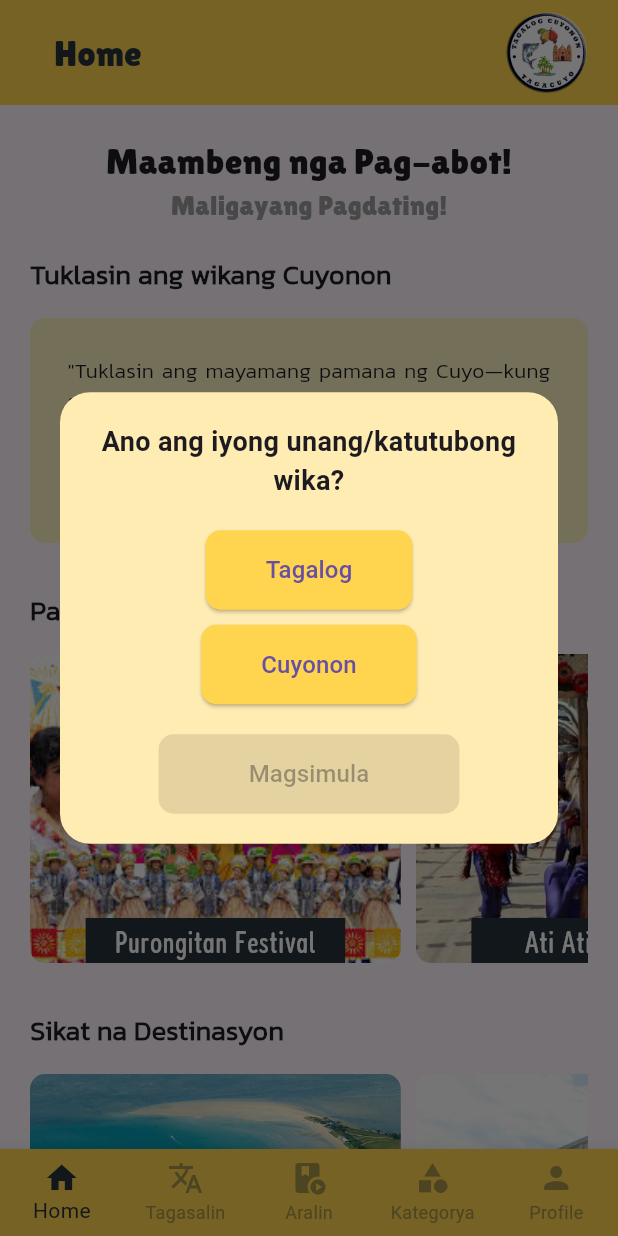
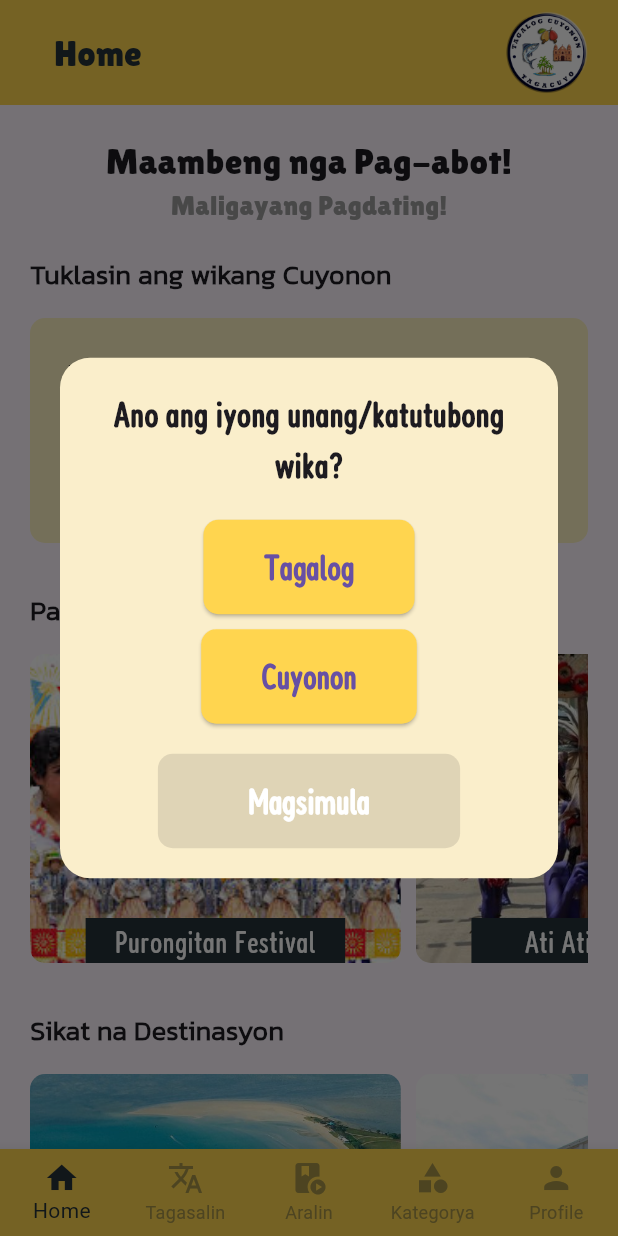
Before and after one commit to zipypie/taga-cuyo, a Flutter app: the screen it shows once a user with an empty profile is signed in, on a phone screen of 412 x 824 dp. Run offline on Flutter 3.47's test engine with Material 3 defaults, Android fonts, the light colour scheme and no system bars; our stand-ins replace bloc, cloud_firestore, device_info_plus, equatable, firebase_auth, firebase_core and 7 more; missing offline and left inert: firebase_app_check; accounts and stored records are empty.

Commit message:
add terms and condition and modify design dialogSurver

```diff
--- a/lib/src/features/screens/main_screens/home/dialogSurvey/dialog_survey.dart
+++ b/lib/src/features/screens/main_screens/home/dialogSurvey/dialog_survey.dart
@@ -2,12 +2,16 @@ import 'package:flutter/material.dart';
 import 'package:cloud_firestore/cloud_firestore.dart';
 import 'package:taga_cuyo/src/features/constants/colors.dart';
 import 'package:taga_cuyo/src/exceptions/logger.dart';
+import 'package:taga_cuyo/src/features/constants/fontstyles.dart';
 
 class SurveyDialog extends StatefulWidget {
   final String uid;
   final VoidCallback onCompleted; // Callback for when survey is completed
 
-  const SurveyDialog({super.key, required this.uid, required this.onCompleted}); // Add onCompleted to constructor
+  const SurveyDialog(
+      {super.key,
+      required this.uid,
+      required this.onCompleted}); // Add onCompleted to constructor
 
   @override
   SurveyDialogState createState() => SurveyDialogState();
@@ -18,7 +22,8 @@ class SurveyDialogState extends State<SurveyDialog> {
 
   // Function to save the selected language to Firestore
   Future<void> saveLanguage(String language) async {
-    final userDoc = FirebaseFirestore.instance.collection('users').doc(widget.uid);
+    final userDoc =
+        FirebaseFirestore.instance.collection('users').doc(widget.uid);
 
     try {
       await userDoc.set({
@@ -38,7 +43,8 @@ class SurveyDialogState extends State<SurveyDialog> {
       shape: RoundedRectangleBorder(
         borderRadius: BorderRadius.circular(20),
       ),
-      backgroundColor: Colors.amber[100], // Background color
+      backgroundColor:
+          const Color.fromARGB(255, 250, 238, 203), // Background color
       child: Padding(
         padding: const EdgeInsets.all(20.0),
         child: Column(
@@ -48,7 +54,8 @@ class SurveyDialogState extends State<SurveyDialog> {
               "Ano ang iyong unang/katutubong wika?",
               textAlign: TextAlign.center,
               style: TextStyle(
-                fontSize: 18,
+                fontFamily: AppFonts.fcr,
+                fontSize: 24,
                 fontWeight: FontWeight.bold,
               ),
             ),
@@ -62,11 +69,20 @@ class SurveyDialogState extends State<SurveyDialog> {
                 });
               },
               style: ElevatedButton.styleFrom(
-                backgroundColor: selectedLanguage == "Tagalog" ? AppColors.correct : AppColors.primary,
-                shape: RoundedRectangleBorder(borderRadius: BorderRadius.circular(10)),
-                padding: const EdgeInsets.symmetric(vertical: 15, horizontal: 40),
+                backgroundColor: selectedLanguage == "Tagalog"
+                    ? AppColors.correct
+                    : AppColors.primary,
+                shape: RoundedRectangleBorder(
+                    borderRadius: BorderRadius.circular(10)),
+                padding:
+                    const EdgeInsets.symmetric(vertical: 15, horizontal: 40),
               ),
-              child: const Text("Tagalog", style: TextStyle(fontSize: 16)),
+              child: const Text("Tagalog",
+                  style: TextStyle(
+                    fontFamily: AppFonts.fcr,
+                    fontSize: 23,
+                    fontWeight: FontWeight.bold,
+                  )),
             ),
             const SizedBox(height: 10),
 
@@ -78,11 +94,20 @@ class SurveyDialogState extends State<SurveyDialog> {
                 });
               },
               style: ElevatedButton.styleFrom(
-                backgroundColor: selectedLanguage == "Cuyonon" ? AppColors.correct : AppColors.primary,
-                shape: RoundedRectangleBorder(borderRadius: BorderRadius.circular(10)),
-                padding: const EdgeInsets.symmetric(vertical: 15, horizontal: 40),
+                backgroundColor: selectedLanguage == "Cuyonon"
+                    ? AppColors.correct
+                    : AppColors.primary,
+                shape: RoundedRectangleBorder(
+                    borderRadius: BorderRadius.circular(10)),
+                padding:
+                    const EdgeInsets.symmetric(vertical: 15, horizontal: 40),
               ),
-              child: const Text("Cuyonon", style: TextStyle(fontSize: 16)),
+              child: const Text("Cuyonon",
+                  style: TextStyle(
+                    fontFamily: AppFonts.fcr,
+                    fontSize: 23,
+                    fontWeight: FontWeight.bold,
+                  )),
             ),
             const SizedBox(height: 20),
 
@@ -96,10 +121,18 @@ class SurveyDialogState extends State<SurveyDialog> {
                   : null,
               style: ElevatedButton.styleFrom(
                 backgroundColor: AppColors.primary, // Button color
-                shape: RoundedRectangleBorder(borderRadius: BorderRadius.circular(10)),
-                padding: const EdgeInsets.symmetric(vertical: 15, horizontal: 60),
+                shape: RoundedRectangleBorder(
+                    borderRadius: BorderRadius.circular(10)),
+                padding:
+                    const EdgeInsets.symmetric(vertical: 15, horizontal: 60),
               ),
-              child: const Text("Magsimula", style: TextStyle(fontSize: 16)),
+              child: const Text("Magsimula",
+                  style: TextStyle(
+                    color: AppColors.primaryBackground,
+                    fontFamily: AppFonts.fcr,
+                    fontSize: 23,
+                    fontWeight: FontWeight.bold,
+                  )),
             ),
           ],
         ),
```
Also changed, not shown: lib/src/features/screens/onboarding_screens/login/login.dart (+9 -22 lines), lib/src/features/screens/onboarding_screens/signup/sign_up.dart (+83 -2 lines), lib/src/features/screens/onboarding_screens/signup/tac.dart (added, +120 -0 lines).
